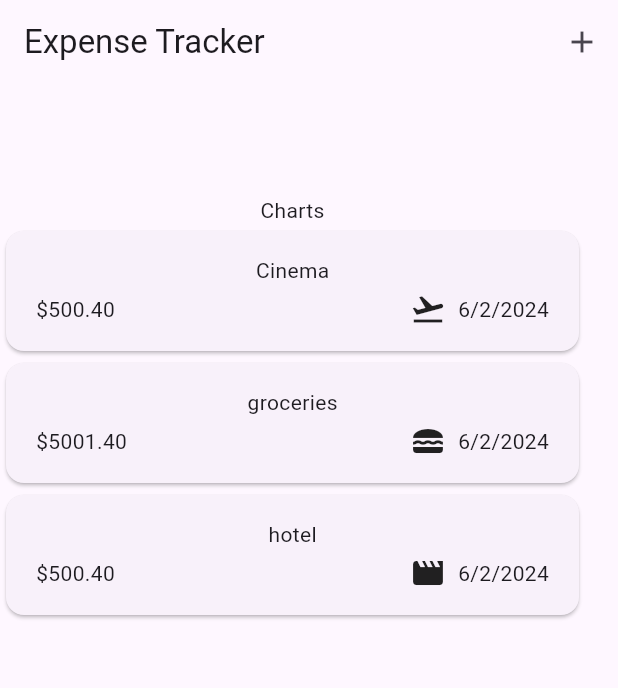
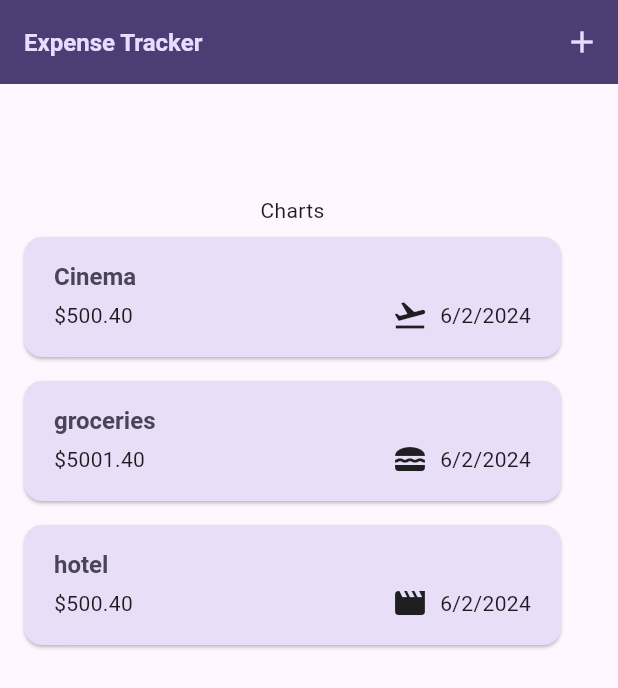
Before and after one commit to git1bharat/ExpenseTrackerApp, a Flutter app: the screen it shows after launch, on a phone screen of 412 x 824 dp. Shown: the top 688 px of the screen. Run offline on Flutter 3.47's test engine with Material 3 defaults, Android fonts, the phone set to English and light mode, and no system bars.

Commit message:
theme applied

```diff
--- a/lib/main.dart
+++ b/lib/main.dart
@@ -13,11 +13,46 @@ class MyApp extends StatelessWidget {
   Widget build(BuildContext context) {
     return MaterialApp(
       title: 'Flutter Demo',
-      theme: ThemeData(
-        colorScheme: ColorScheme.fromSeed(seedColor: Colors.deepPurple),
+      darkTheme: ThemeData.dark().copyWith(
         useMaterial3: true,
+        colorScheme: kDarkColorScheme,
+        cardTheme: const CardTheme().copyWith(
+          color: kDarkColorScheme.secondaryContainer,
+          margin: const EdgeInsets.symmetric(horizontal: 16, vertical: 8),
+        ),
+        elevatedButtonTheme: ElevatedButtonThemeData(
+          style: ElevatedButton.styleFrom(
+              backgroundColor: kDarkColorScheme.primaryContainer,
+              foregroundColor: kDarkColorScheme.onPrimaryContainer),
+        ),
+      ),
+      theme: ThemeData().copyWith(
+        colorScheme: kColorScheme,
+        appBarTheme: const AppBarTheme().copyWith(
+            backgroundColor: kColorScheme.onPrimaryContainer,
+            foregroundColor: kColorScheme.primaryContainer),
+        cardTheme: const CardTheme().copyWith(
+          color: kColorScheme.secondaryContainer,
+          margin: const EdgeInsets.symmetric(horizontal: 16, vertical: 8),
+        ),
+        elevatedButtonTheme: ElevatedButtonThemeData(
+          style: ElevatedButton.styleFrom(
+              backgroundColor: kColorScheme.primaryContainer),
+        ),
+        textTheme: ThemeData().textTheme.copyWith(
+              titleLarge: TextStyle(
+                fontWeight: FontWeight.bold,
+                color: kColorScheme.onSecondaryContainer,
+                fontSize: 16,
+              ),
+            ),
       ),
       home: const ExpenseScreen(),
     );
   }
 }
+
+final kColorScheme =
+    ColorScheme.fromSeed(seedColor: Color.fromARGB(255, 96, 59, 181));
+final kDarkColorScheme = ColorScheme.fromSeed(
+    brightness: Brightness.dark, seedColor: Color.fromARGB(255, 5, 99, 125));
--- a/lib/widget/expense_item.dart
+++ b/lib/widget/expense_item.dart
@@ -14,8 +14,12 @@ class ExpenseItem extends StatelessWidget {
       child: Padding(
           padding: const EdgeInsets.symmetric(horizontal: 20, vertical: 16),
           child: Column(
+            crossAxisAlignment: CrossAxisAlignment.start,
             children: [
-              Text(expenseList.title),
+              Text(
+                expenseList.title,
+                style: Theme.of(context).textTheme.titleLarge,
+              ),
               const SizedBox(
                 height: 4,
               ),
--- a/lib/widget/expense_list.dart
+++ b/lib/widget/expense_list.dart
@@ -15,6 +15,11 @@ class ExpensesList extends StatelessWidget {
       itemBuilder: (context, index) {
         return Dismissible(
             key: ValueKey(expenses[index]),
+            background: Container(
+              color: Theme.of(context).colorScheme.error.withOpacity(0.75),
+              margin: EdgeInsets.symmetric(
+                  horizontal: Theme.of(context).cardTheme.margin!.horizontal),
+            ),
             onDismissed: (direction) {
               onRemoveExpense(
                 expenses[index],
```
